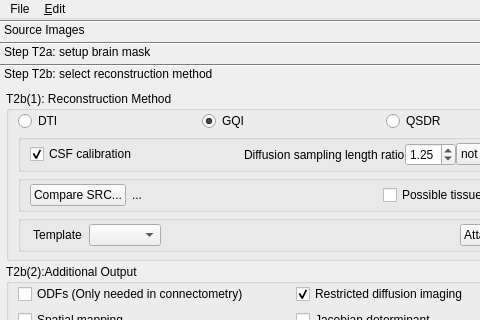
frankyeh/DSI-Studio, file reconstruction/reconstruction_window.ui: the form before one commit; both pictures show x 0 to 480 and y 0 to 320 of the 599 by 503 pixel window.
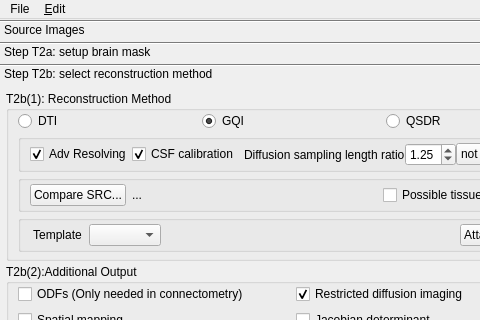
The form after the commit. Icons and pictures are not drawn.

Commit message: [rec] add odf resolving

The edit to the form file:
```diff
--- a/reconstruction/reconstruction_window.ui
+++ b/reconstruction/reconstruction_window.ui
@@ -593,6 +593,16 @@
               <property name="bottomMargin">
                <number>3</number>
               </property>
+              <item>
+               <widget class="QCheckBox" name="odf_resolving">
+                <property name="text">
+                 <string>Adv Resolving</string>
+                </property>
+                <property name="checked">
+                 <bool>true</bool>
+                </property>
+               </widget>
+              </item>
               <item>
                <widget class="QCheckBox" name="csf_calibration">
                 <property name="text">
```
The commit also changes 5 other files.
